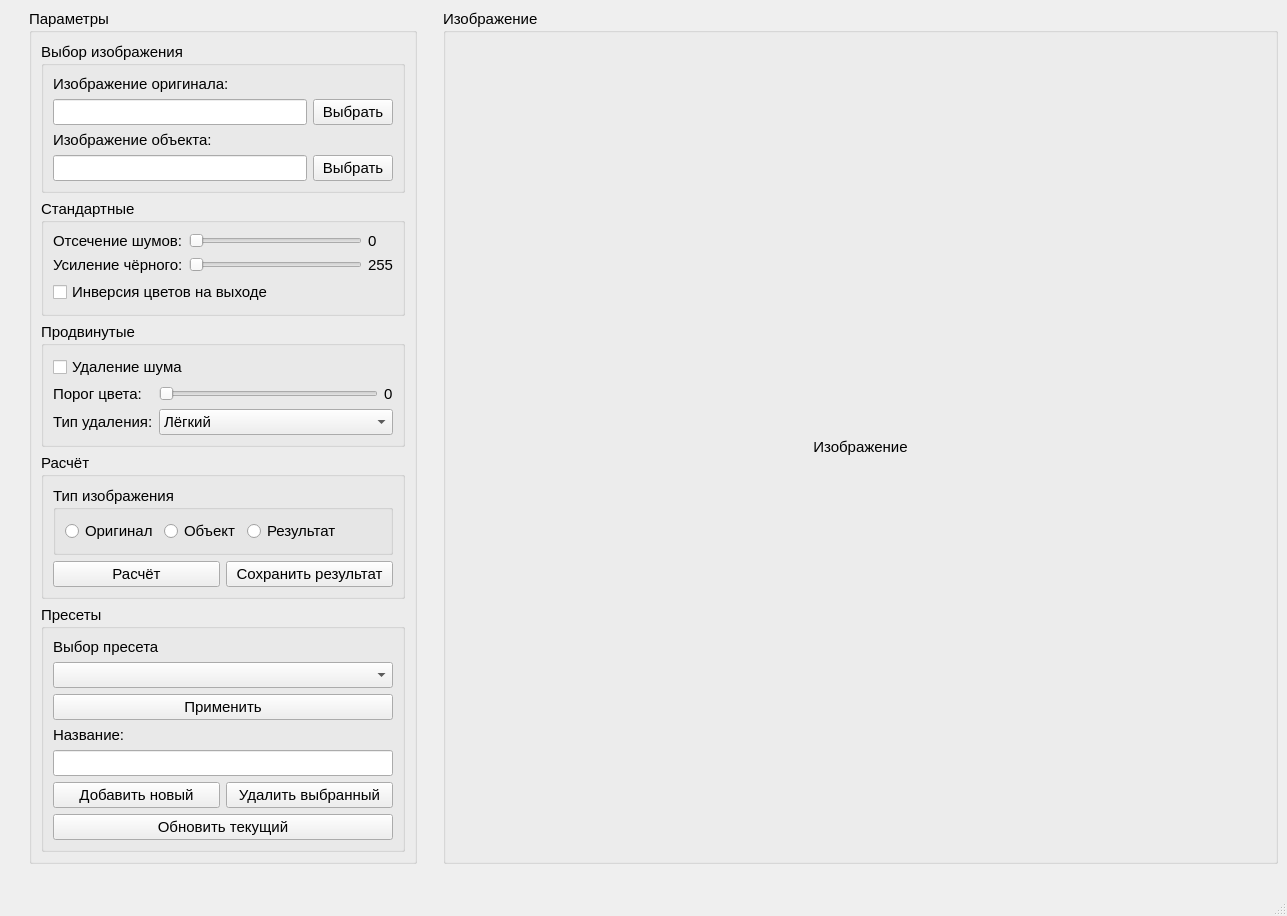
First picture: the form in src/MainWindow/mainwindow.ui, repository AlexeyAleksandrov/ImageToGrayConverter, before the edit.
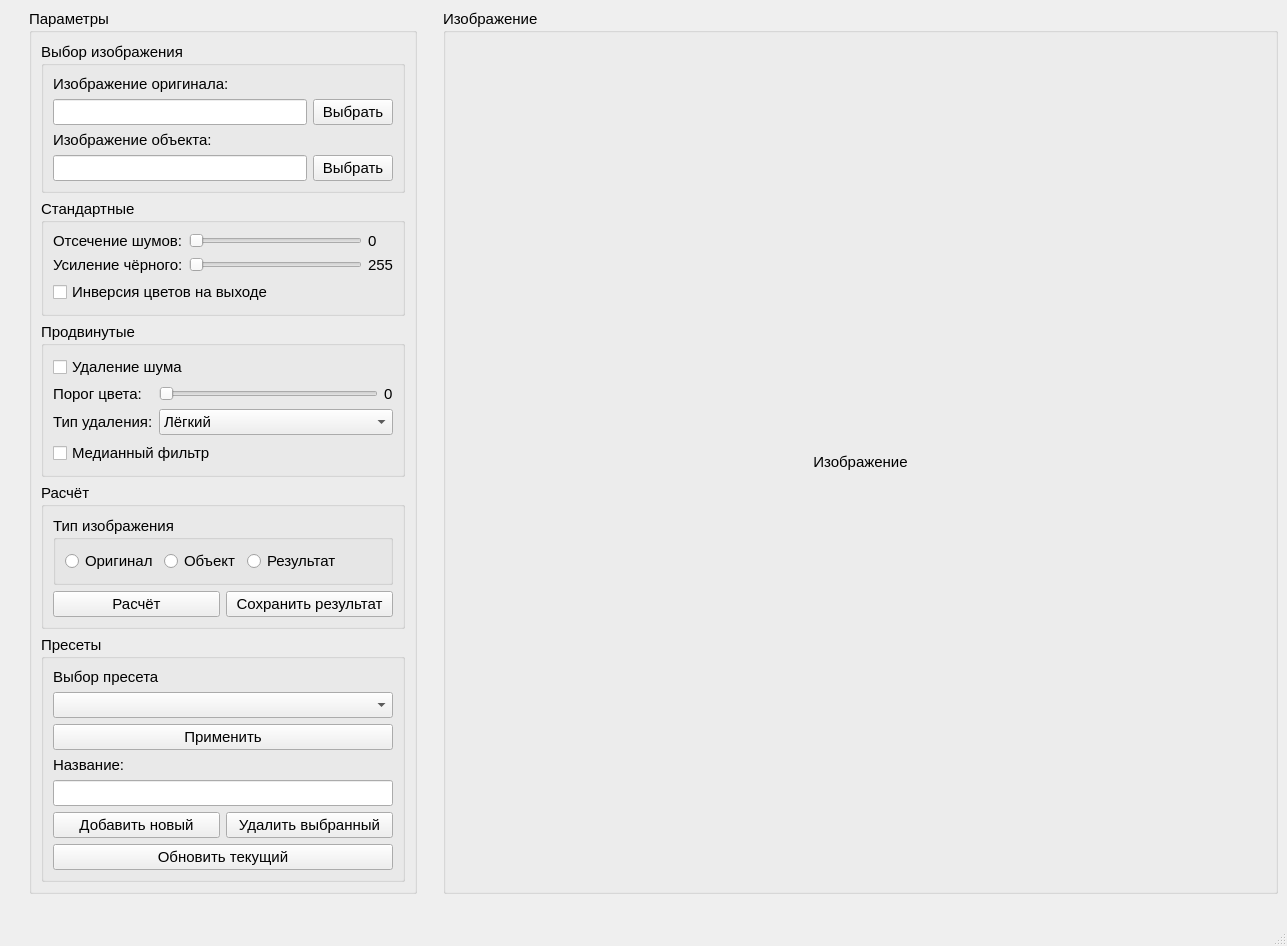
Second picture: the form after the edit.

Commit message: Добавлен медианный фильтр

```diff
--- a/src/MainWindow/mainwindow.ui
+++ b/src/MainWindow/mainwindow.ui
@@ -242,6 +242,13 @@
             </property>
            </widget>
           </item>
+          <item row="4" column="0" colspan="2">
+           <widget class="QCheckBox" name="checkBox_medianFilter">
+            <property name="text">
+             <string>Медианный фильтр</string>
+            </property>
+           </widget>
+          </item>
          </layout>
         </widget>
        </item>
```
Left out of the diff: 44 changed lines with no effect on the pictures. The commit also changes 3 other files.
